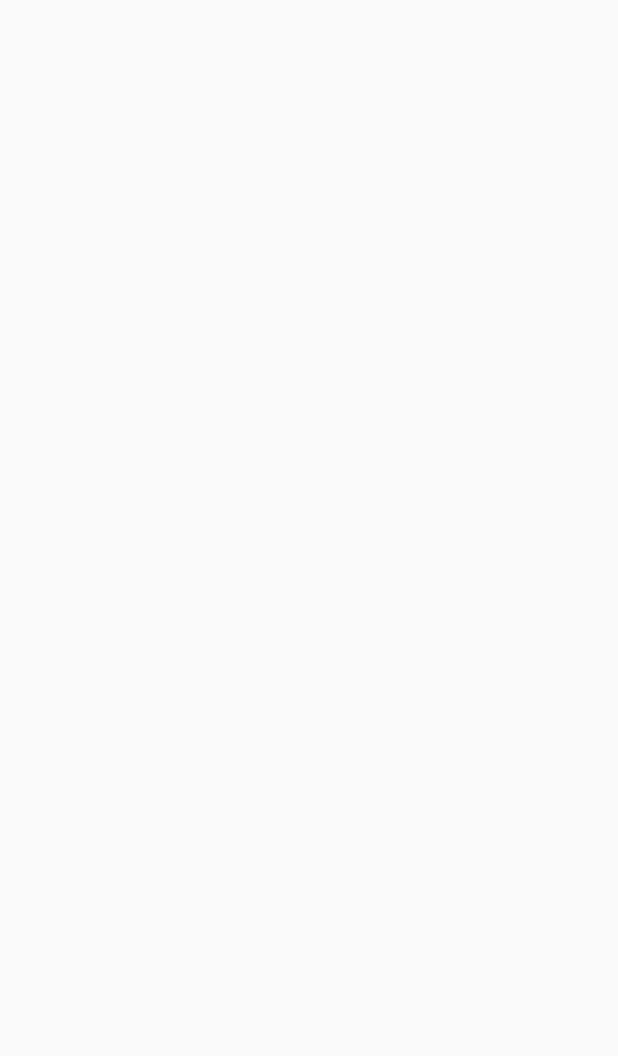
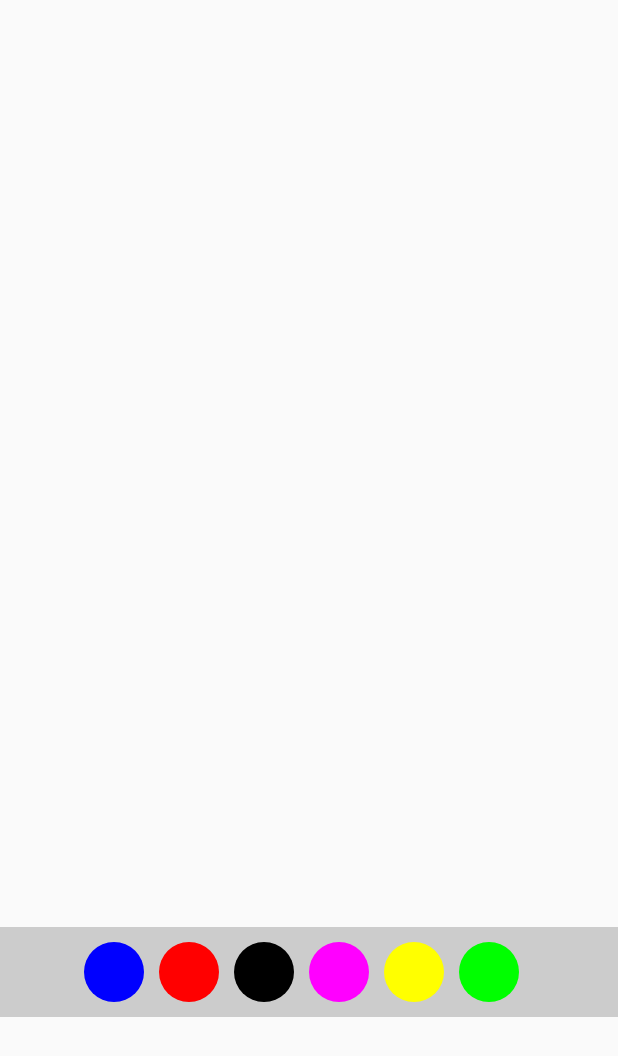
Before and after one commit to vokrob/DrawApp, an Android app built with Jetpack Compose: the screen it shows after launch (MainActivity), on a phone screen of 412 x 824 dp. Before the commit the part shown is empty. Shown: the top 1056 px of the screen. Run offline under Robolectric (Android 15) with nearby library versions, the phone set to English and light mode, and no system bars.

Commit message:
Adding colour selection

```diff
--- /dev/null
+++ b/app/src/main/java/com/vokrob/drawapp/BottomPanel.kt
@@ -0,0 +1,54 @@
+package com.vokrob.drawapp
+
+import androidx.compose.foundation.background
+import androidx.compose.foundation.clickable
+import androidx.compose.foundation.layout.Box
+import androidx.compose.foundation.layout.Column
+import androidx.compose.foundation.layout.fillMaxWidth
+import androidx.compose.foundation.layout.padding
+import androidx.compose.foundation.layout.size
+import androidx.compose.foundation.lazy.LazyRow
+import androidx.compose.foundation.lazy.items
+import androidx.compose.foundation.shape.CircleShape
+import androidx.compose.runtime.Composable
+import androidx.compose.ui.Alignment
+import androidx.compose.ui.Modifier
+import androidx.compose.ui.graphics.Color
+import androidx.compose.ui.unit.dp
+
+@Composable
+fun BottomPanel(onClick: (Color) -> Unit) {
+    Column(
+        modifier = Modifier
+            .fillMaxWidth()
+            .background(Color.LightGray),
+        horizontalAlignment = Alignment.CenterHorizontally
+    ) {
+        ColorList() { color ->
+            onClick(color)
+        }
+    }
+}
+
+@Composable
+fun ColorList(onClick: (Color) -> Unit) {
+    val colors = listOf(
+        Color.Blue,
+        Color.Red,
+        Color.Black,
+        Color.Magenta,
+        Color.Yellow,
+        Color.Green,
+    )
+    LazyRow(modifier = Modifier.padding(10.dp)) {
+        items(colors) { color ->
+            Box(
+                modifier = Modifier
+                    .padding(end = 10.dp)
+                    .clickable { onClick(color) }
+                    .size(40.dp)
+                    .background(color, CircleShape)
+            )
+        }
+    }
+}
--- a/app/src/main/java/com/vokrob/drawapp/MainActivity.kt
+++ b/app/src/main/java/com/vokrob/drawapp/MainActivity.kt
@@ -1,20 +1,27 @@
 package com.vokrob.drawapp
 
+import android.os.Build
 import android.os.Bundle
+import android.view.WindowManager
 import androidx.activity.ComponentActivity
 import androidx.activity.compose.setContent
 import androidx.activity.enableEdgeToEdge
 import androidx.compose.foundation.Canvas
 import androidx.compose.foundation.gestures.detectDragGestures
-import androidx.compose.foundation.layout.fillMaxSize
+import androidx.compose.foundation.layout.Column
+import androidx.compose.foundation.layout.fillMaxHeight
+import androidx.compose.foundation.layout.fillMaxWidth
 import androidx.compose.runtime.Composable
+import androidx.compose.runtime.MutableState
+import androidx.compose.runtime.mutableStateListOf
 import androidx.compose.runtime.mutableStateOf
 import androidx.compose.runtime.remember
 import androidx.compose.ui.Modifier
-import androidx.compose.ui.graphics.Color
 import androidx.compose.ui.graphics.Path
 import androidx.compose.ui.graphics.drawscope.Stroke
 import androidx.compose.ui.input.pointer.pointerInput
+import androidx.core.view.WindowInsetsCompat
+import androidx.core.view.WindowInsetsControllerCompat
 import com.vokrob.drawapp.ui.theme.DrawAppTheme
 
 class MainActivity : ComponentActivity() {
@@ -23,24 +30,45 @@ class MainActivity : ComponentActivity() {
 
         enableEdgeToEdge()
 
+        WindowInsetsControllerCompat(window, window.decorView).apply {
+            hide(WindowInsetsCompat.Type.statusBars())
+            systemBarsBehavior = WindowInsetsControllerCompat.BEHAVIOR_SHOW_TRANSIENT_BARS_BY_SWIPE
+        }
+
+        if (Build.VERSION.SDK_INT >= Build.VERSION_CODES.P) {
+            window.attributes.layoutInDisplayCutoutMode =
+                WindowManager.LayoutParams.LAYOUT_IN_DISPLAY_CUTOUT_MODE_SHORT_EDGES
+        }
+
         setContent {
+            val pathData = remember { mutableStateOf(PathData()) }
+
             DrawAppTheme {
-                DrawCanvas()
+                Column {
+                    DrawCanvas(pathData)
+                    BottomPanel { color ->
+                        pathData.value = pathData.value.copy(color = color)
+                    }
+                }
             }
         }
     }
 }
 
 @Composable
-fun DrawCanvas() {
-    val tempPath = Path()
-    val path = remember { mutableStateOf(Path()) }
+fun DrawCanvas(pathData: MutableState<PathData>) {
+    var tempPath = Path()
+    val pathList = remember { mutableStateListOf(PathData()) }
 
     Canvas(
         modifier = Modifier
-            .fillMaxSize()
+            .fillMaxWidth()
+            .fillMaxHeight(0.75f)
             .pointerInput(true) {
-                detectDragGestures { change, dragAmount ->
+                detectDragGestures(
+                    onDragStart = { tempPath = Path() },
+                    onDragEnd = { pathList.add(pathData.value.copy(path = tempPath)) }
+                ) { change, dragAmount ->
                     tempPath.moveTo(
                         change.position.x - dragAmount.x,
                         change.position.y - dragAmount.y
@@ -49,14 +77,19 @@ fun DrawCanvas() {
                         change.position.x,
                         change.position.y
                     )
-                    path.value = Path().apply { addPath(tempPath) }
+                    if (pathList.size > 0) {
+                        pathList.removeAt(pathList.size - 1)
+                    }
+                    pathList.add(pathData.value.copy(path = tempPath))
                 }
             }
     ) {
-        drawPath(
-            path.value,
-            color = Color.Red,
-            style = Stroke(5f)
-        )
+        pathList.forEach { pathData ->
+            drawPath(
+                pathData.path,
+                color = pathData.color,
+                style = Stroke(5f)
+            )
+        }
     }
 }
--- /dev/null
+++ b/app/src/main/java/com/vokrob/drawapp/PathData.kt
@@ -0,0 +1,9 @@
+package com.vokrob.drawapp
+
+import androidx.compose.ui.graphics.Color
+import androidx.compose.ui.graphics.Path
+
+data class PathData(
+    val path: Path = Path(),
+    val color: Color = Color.Blue
+)
```
